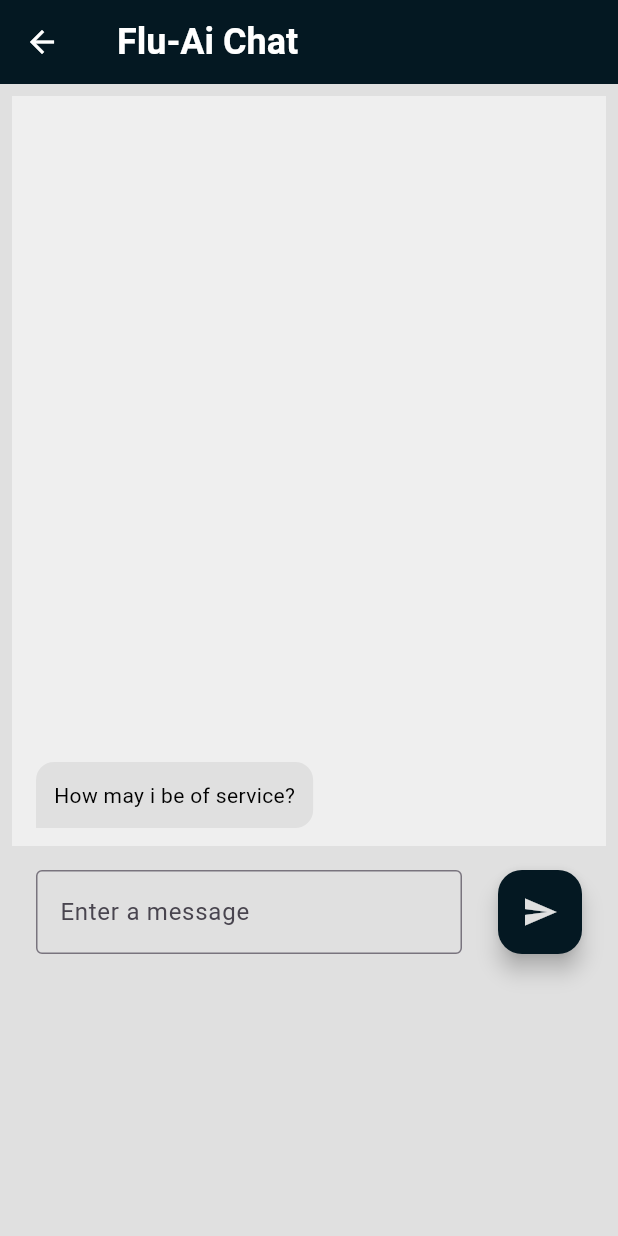
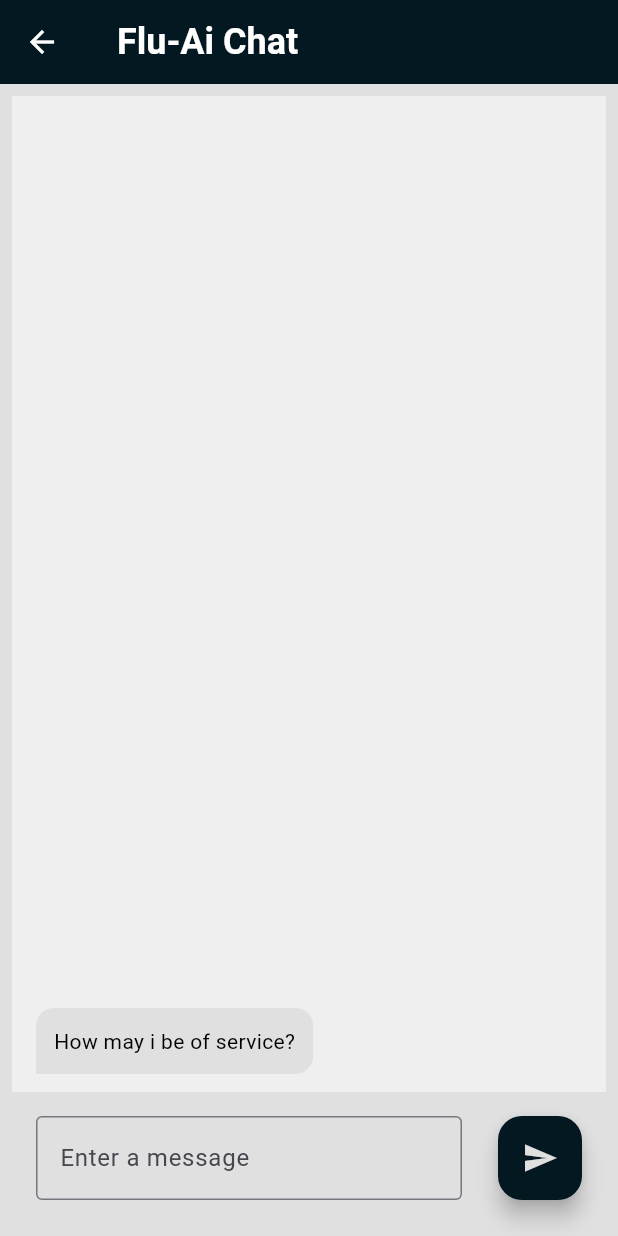
Before and after one commit to Morry28/Flutter-Android-FE, a Flutter app: the ChatScreen screen opened directly with empty values, on a phone screen of 412 x 824 dp. Run offline on Flutter 3.47's test engine with Material 3 defaults, Android fonts, the phone set to English and light mode, and no system bars; our stand-ins replace file_picker; network calls fail.

```diff
--- a/lib/screens/chat/chat.screen.dart
+++ b/lib/screens/chat/chat.screen.dart
@@ -5,7 +5,7 @@ import 'package:helloworld/screens/chat/layouts/aiChatScreen.layout.dart';
 class ChatScreen extends StatelessWidget {
   final dynamic model;
 
-  ChatScreen({super.key, required this.model});
+  const ChatScreen({super.key, required this.model});
 
   @override
   Widget build(BuildContext context) {
--- a/lib/screens/chat/layouts/aiChatScreen.layout.dart
+++ b/lib/screens/chat/layouts/aiChatScreen.layout.dart
@@ -1,4 +1,5 @@
 import 'package:flutter/material.dart';
+import 'package:helloworld/core/helpers/alerts.snackBar.dart';
 import 'package:helloworld/core/network/apiCall.network.dart';
 import 'package:helloworld/screens/chat/layouts/reqResWindow.layout.dart';
 import 'package:helloworld/screens/chat/layouts/writeSend.layout.dart';
@@ -17,23 +18,30 @@ class AiChatLayout extends StatefulWidget {
 
 class _AiChatLayoutState extends State<AiChatLayout> {
   final TextEditingController messageController = TextEditingController();
-  List<Map<String, dynamic>> messages = [];
+  List<Map<String, dynamic>> messages = [
+    {'text': 'How may i be of service?', 'user': false},
+  ];
 
   Future<void> sendRequest(String path, String message) async {
+    if (message.trim().isEmpty) return;
     ApiService apiService = ApiService();
+
     setState(() {
-      messages.insert(0, {'text': message, 'user': true});
+      messages = [
+        {'text': message, 'user': true},
+        ...messages
+      ];
     });
 
     try {
-      print('calling api: $path, message: $message');
       Map<String, dynamic> response =
           await apiService.postData(path, {"payload": message});
       setState(() {
-        messages.insert(0, {'text': response['message'], 'user': false});
+        messages
+            .insert(0, {'text': response['data'].toString(), 'user': false});
       });
     } catch (e) {
-      print("Error: $e");
+      Alert('error', 'Something went wrong', context);
     }
   }
 
@@ -43,7 +51,9 @@ class _AiChatLayoutState extends State<AiChatLayout> {
       padding: const EdgeInsets.all(8.0),
       child: Column(
         children: [
-          ReqResWindow(messages: messages),
+          Expanded(
+            child: ReqResWindow(messages: messages),
+          ),
           WriteSend(
             controller: messageController,
             onSend: () {
--- a/lib/screens/chat/layouts/reqResWindow.layout.dart
+++ b/lib/screens/chat/layouts/reqResWindow.layout.dart
@@ -1,20 +1,19 @@
 import 'package:flutter/material.dart';
 import 'package:helloworld/styles/palette.colors.dart';
 
+// ignore: must_be_immutable
 class ReqResWindow extends StatefulWidget {
-  final List<Map<String, dynamic>> messages;
+  List<Map<String, dynamic>> messages = [
+    {'text': 'How may i be of service?', 'user': false},
+  ];
 
-  const ReqResWindow({super.key, required this.messages});
+  ReqResWindow({super.key, required this.messages});
 
   @override
   State<ReqResWindow> createState() => _ReqResWindowState();
 }
 
 class _ReqResWindowState extends State<ReqResWindow> {
-  List<Map<String, dynamic>> messages = [
-    {'text': 'How may i be of service?', 'user': false},
-  ];
-
   @override
   Widget build(BuildContext context) {
     return Container(
@@ -28,11 +27,11 @@ class _ReqResWindowState extends State<ReqResWindow> {
             Expanded(
               child: ListView.builder(
                 reverse: true, // Makes new messages appear at the bottom
-                itemCount: messages.length,
+                itemCount: widget.messages.length,
                 itemBuilder: (context, index) {
                   return ChatBubble(
-                    message: messages[index]['text'],
-                    user: messages[index]['user'],
+                    message: widget.messages[index]['text'],
+                    user: widget.messages[index]['user'],
                   );
                 },
               ),
--- a/lib/styles/palette.colors.dart
+++ b/lib/styles/palette.colors.dart
@@ -1,7 +1,7 @@
 import 'package:flutter/material.dart';
 
 class ColorPalette extends StatelessWidget {
-  ColorPalette({super.key});
+  const ColorPalette({super.key});
 
   final Color primaryColor = const Color.fromARGB(255, 4, 24, 34);
   final Color secondaryColor = const Color.fromARGB(255, 224, 224, 224);
--- a/lib/widgets/text/headLine.text.dart
+++ b/lib/widgets/text/headLine.text.dart
@@ -9,7 +9,7 @@ class HeadLine extends StatelessWidget {
   @override
   Widget build(BuildContext context) {
     return Padding(
-      padding: const EdgeInsets.all(16),
+      padding: const EdgeInsets.only(top: 16.0, left: 16.0, right: 16.0),
       child: Text(
         text,
         style: TextStyle(
--- a/lib/widgets/text/paragraph.text.dart
+++ b/lib/widgets/text/paragraph.text.dart
@@ -9,7 +9,7 @@ class ParagraphText extends StatelessWidget {
   @override
   Widget build(BuildContext context) {
     return Padding(
-      padding: const EdgeInsets.symmetric(horizontal: 16, vertical: 8),
+      padding: const EdgeInsets.symmetric(horizontal: 16, vertical: 16),
       child: Text(
         text,
         style: TextStyle(fontSize: 16, color: ColorPalette().primaryColor),
```
Also changed, not shown: lib/core/helpers/alerts.snackBar.dart (added, +40 -0 lines), lib/core/network/apiCall.network.dart (+20 -2 lines), lib/main.dart (+55 -14 lines), lib/screens/main/aiFunctions/functionRoller.container.dart (+8 -9 lines), lib/screens/main/layouts/mainScreen.layout.dart (+16 -19 lines), 2 other files.
